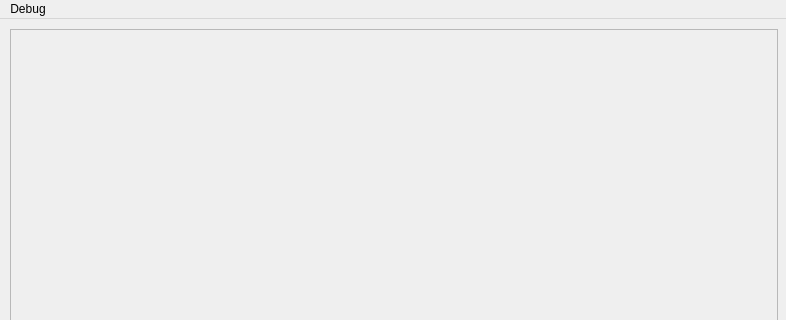
Above: mainwindow.ui from abalore/Cadence before the change; both pictures show x 0 to 786 and y 0 to 320 of the 786 by 618 pixel window. Below: the same form after it.
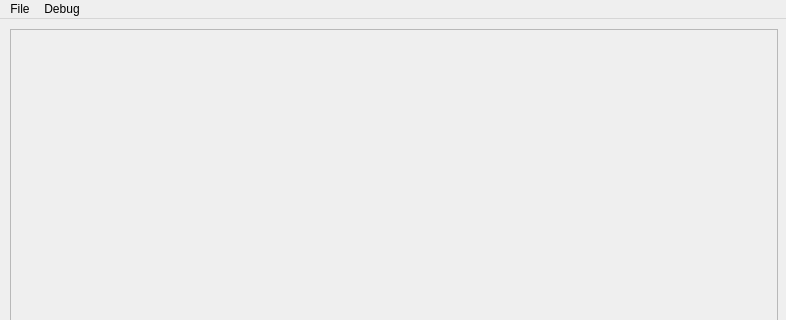
That is the form after the change. Icons and pictures are not drawn.

Patch:
```diff
--- a/mainwindow.ui
+++ b/mainwindow.ui
@@ -102,6 +102,13 @@
     <addaction name="actionPause"/>
     <addaction name="actionReset"/>
    </widget>
+   <widget class="QMenu" name="menuFile">
+    <property name="title">
+     <string>File</string>
+    </property>
+    <addaction name="actionLoad_binary"/>
+   </widget>
+   <addaction name="menuFile"/>
    <addaction name="menuDebug"/>
   </widget>
   <widget class="QStatusBar" name="statusbar"/>
```
Left out of the diff: 17 changed lines with no effect on the pictures.
